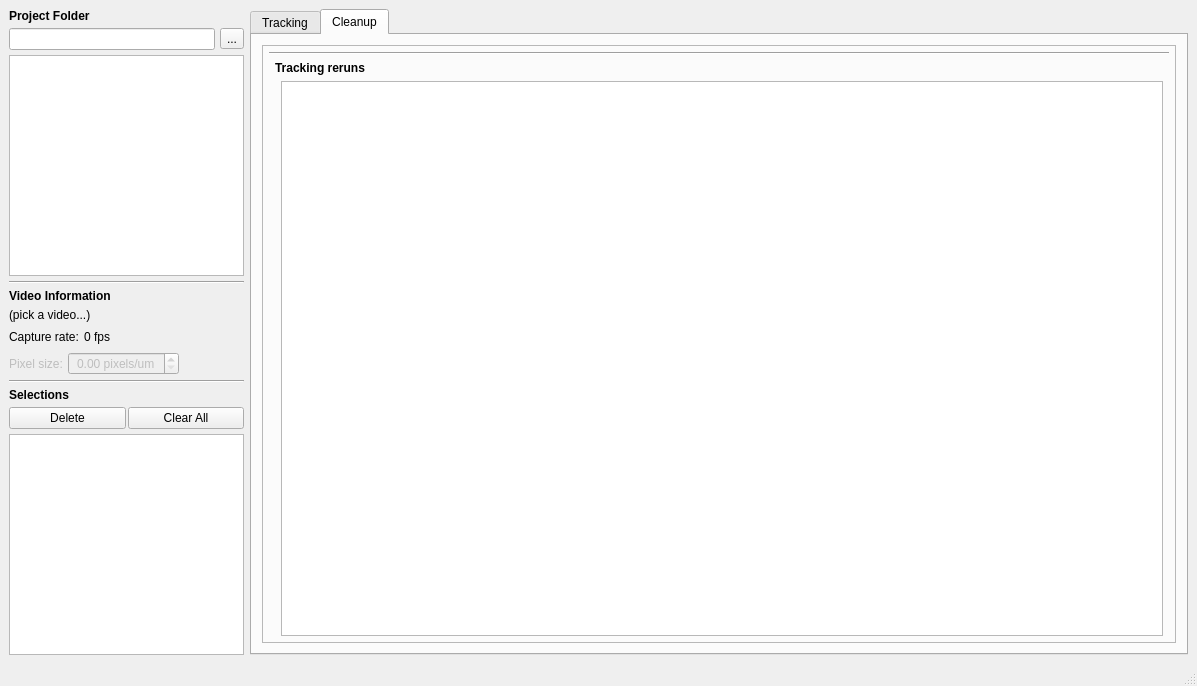
Before: the Qt Designer form mainwindow.ui in adwolfe/yawt, drawn with Qt 5.
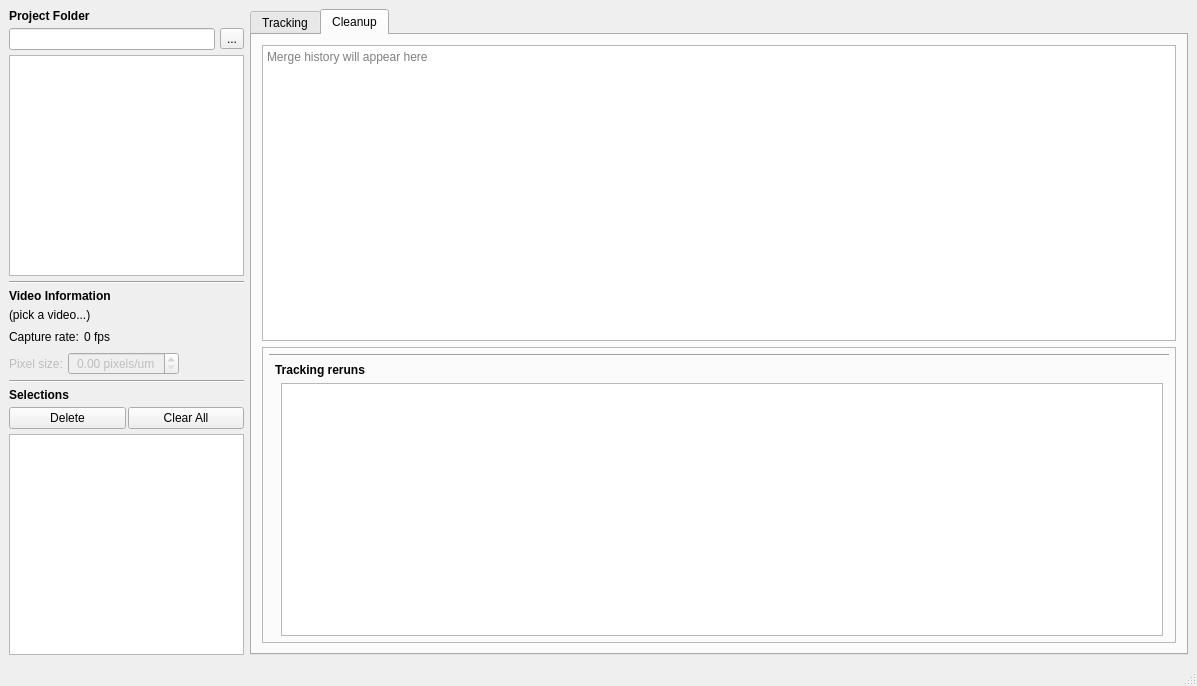
After: the same form once the commit is applied. Icons and pictures are not drawn. Custom widgets are drawn as their Qt base class.

Commit message: merges now saved, can be accessed

Diff of the .ui file:
```diff
--- a/mainwindow.ui
+++ b/mainwindow.ui
@@ -1062,6 +1062,16 @@
          <number>10</number>
         </property>
         <item row="0" column="0">
+   <widget class="QTextEdit" name="mergeHistoryText">
+    <property name="placeholderText">
+     <string>Merge history will appear here</string>
+    </property>
+    <property name="readOnly">
+     <bool>true</bool>
+    </property>
+   </widget>
+  </item>
+  <item row="1" column="0">
          <widget class="QFrame" name="frame_2">
           <property name="frameShape">
            <enum>QFrame::Shape::StyledPanel</enum>
```
Left out of the diff: 1 changed line with no effect on the pictures. Lines whose indentation alone changed are shown as unchanged. The commit also changes 5 other files.
